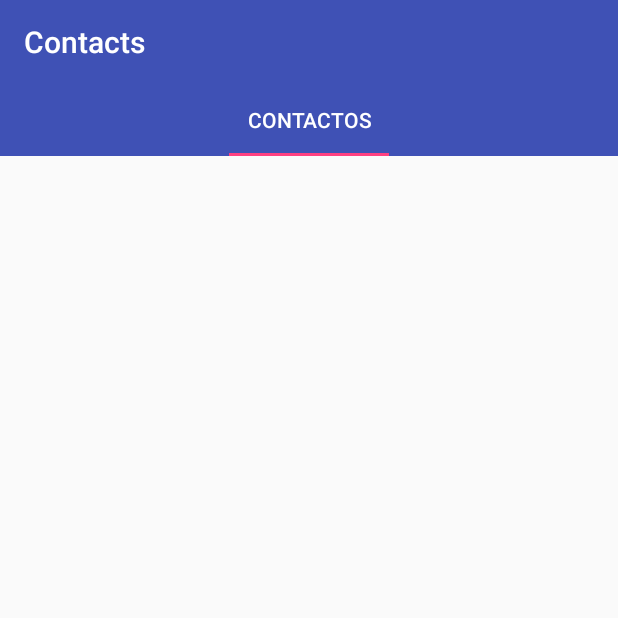
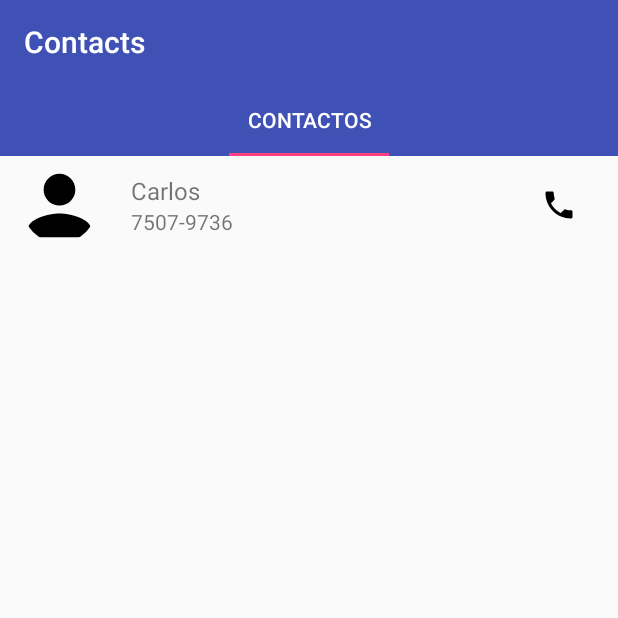
Before and after one commit to CarlosDubon/Contacts, an Android app: the screen it shows after launch (MainActivity), on a phone screen of 412 x 824 dp, the top half of it. Run offline under Robolectric (Android 15) with nearby library versions, the phone set to English and light mode, and no system bars; our stand-ins replace CircleImageView.

Commit message:
Lectura de Contactos terminado (locales)

```diff
--- a/app/build.gradle
+++ b/app/build.gradle
@@ -27,4 +27,5 @@ dependencies {
     androidTestImplementation 'com.android.support.test:runner:1.0.1'
     androidTestImplementation 'com.android.support.test.espresso:espresso-core:3.0.1'
     implementation 'com.android.support:design:27.1.1'
+    implementation 'com.android.support:recyclerview-v7:27.1.1'
 }
--- a/app/src/main/java/com/bonusteam/contacts/ContactAdapter.java
+++ b/app/src/main/java/com/bonusteam/contacts/ContactAdapter.java
@@ -5,6 +5,7 @@ import android.support.v7.widget.RecyclerView;
 import android.view.LayoutInflater;
 import android.view.View;
 import android.view.ViewGroup;
+import android.widget.ImageButton;
 import android.widget.ImageView;
 import android.widget.LinearLayout;
 import android.widget.TextView;
@@ -13,7 +14,7 @@ import java.util.ArrayList;
 
 public class ContactAdapter extends RecyclerView.Adapter<ContactAdapter.ViewHolderContactAdapter> {
 
-    ArrayList<Contacto> contactosList = new ArrayList<>();
+    ArrayList<Contacto> contactosList;
 
     public ContactAdapter(ArrayList<Contacto> contactosList){
         this.contactosList = contactosList;
@@ -24,7 +25,7 @@ public class ContactAdapter extends RecyclerView.Adapter<ContactAdapter.ViewHold
         ImageView imageView_contact;
         TextView textView_name;
         TextView textView_number;
-        TextView textView_call;
+        ImageButton textView_call;
         public ViewHolderContactAdapter(View itemView) {
             super(itemView);
             linearLayout_main = itemView.findViewById(R.id.container_main);
--- a/app/src/main/java/com/bonusteam/contacts/ContactFragment.java
+++ b/app/src/main/java/com/bonusteam/contacts/ContactFragment.java
@@ -1,20 +1,42 @@
 package com.bonusteam.contacts;
 
-import android.app.Fragment;
+import android.support.v4.app.Fragment;
 import android.os.Bundle;
 import android.support.annotation.Nullable;
+import android.support.v7.widget.LinearLayoutManager;
+import android.support.v7.widget.RecyclerView;
 import android.view.LayoutInflater;
 import android.view.View;
 import android.view.ViewGroup;
 
-public class ContactFragment extends android.support.v4.app.Fragment {
+public class ContactFragment extends Fragment {
+    View view;
+    private RecyclerView recyclerView;
+    private ContactAdapter contactAdapter;
+
     public ContactFragment() {
+    }
+
+    public static ContactFragment newIntance(ContactAdapter contactAdapter){
+        ContactFragment contactFragment = new ContactFragment();
+        contactFragment.setContactAdapter(contactAdapter);
+        return contactFragment;
+    }
+
+    public void setContactAdapter(ContactAdapter contactAdapter){
+        this.contactAdapter = contactAdapter;
     }
 
     @Nullable
     @Override
     public View onCreateView(LayoutInflater inflater, @Nullable ViewGroup container, Bundle savedInstanceState) {
-        View view = inflater.inflate(R.layout.fragment_contacts,container,false);
+        view = inflater.inflate(R.layout.fragment_contacts,container,false);
+
+        //Recycler view para contactos
+        recyclerView = view.findViewById(R.id.recyclerview_contacts);
+        recyclerView.setLayoutManager(new LinearLayoutManager(getActivity()));
+        recyclerView.setAdapter(contactAdapter);
+        //------------------------------------------
         return view;
     }
 
--- a/app/src/main/java/com/bonusteam/contacts/MainActivity.java
+++ b/app/src/main/java/com/bonusteam/contacts/MainActivity.java
@@ -5,6 +5,8 @@ import android.support.v4.view.ViewPager;
 import android.support.v7.app.ActionBar;
 import android.support.v7.app.AppCompatActivity;
 import android.os.Bundle;
+import android.support.v7.widget.LinearLayoutManager;
+import android.support.v7.widget.RecyclerView;
 
 import java.util.ArrayList;
 
@@ -15,18 +17,24 @@ public class MainActivity extends AppCompatActivity {
     private ViewPagerAdapter viewPagerAdapter;
     private ArrayList<Contacto> contactList = new ArrayList<>();
     private ContactAdapter contactAdapter;
+    private RecyclerView recyclerViewContacts;
 
+    //TODO: Importar contactos
     @Override
     protected void onCreate(Bundle savedInstanceState) {
         super.onCreate(savedInstanceState);
         setContentView(R.layout.activity_main);
+
 
         tabLayout = findViewById(R.id.tablayout_id);
         viewPager = findViewById(R.id.viewpager_id);
 
         viewPagerAdapter = new ViewPagerAdapter(getSupportFragmentManager());
         contactAdapter = new ContactAdapter(contactList);
-        viewPagerAdapter.addFragment(new ContactFragment(),"Contactos");
+        addContacts();
+
+
+        viewPagerAdapter.addFragment(ContactFragment.newIntance(contactAdapter),"Contactos");
 
         viewPager.setAdapter(viewPagerAdapter);
         tabLayout.setupWithViewPager(viewPager);
@@ -34,4 +42,8 @@ public class MainActivity extends AppCompatActivity {
         ActionBar actionBar = getSupportActionBar();
         actionBar.setElevation(0);
     }
+
+    public void addContacts(){
+        contactList.add(new Contacto(R.drawable.ic_person_black_24dp,"Carlos","Minero","7507-9736","carlosminerodubon@gmail.com","Zaragoza","10/01/1998"));
+    }
 }
--- /dev/null
+++ b/app/src/main/res/drawable/ic_person_black_24dp.xml
@@ -0,0 +1,9 @@
+<vector xmlns:android="http://schemas.android.com/apk/res/android"
+        android:width="24dp"
+        android:height="24dp"
+        android:viewportWidth="24.0"
+        android:viewportHeight="24.0">
+    <path
+        android:fillColor="#FF000000"
+        android:pathData="M12,12c2.21,0 4,-1.79 4,-4s-1.79,-4 -4,-4 -4,1.79 -4,4 1.79,4 4,4zM12,14c-2.67,0 -8,1.34 -8,4v2h16v-2c0,-2.66 -5.33,-4 -8,-4z"/>
+</vector>
--- a/app/src/main/res/layout/view_contacts.xml
+++ b/app/src/main/res/layout/view_contacts.xml
@@ -40,7 +40,6 @@
                 android:layout_width="wrap_content"
                 android:layout_height="wrap_content"
                 android:text="7777-7777"
-                android:layout_marginLeft="8dp"
                 android:textSize="14sp"
                 />
 
```
